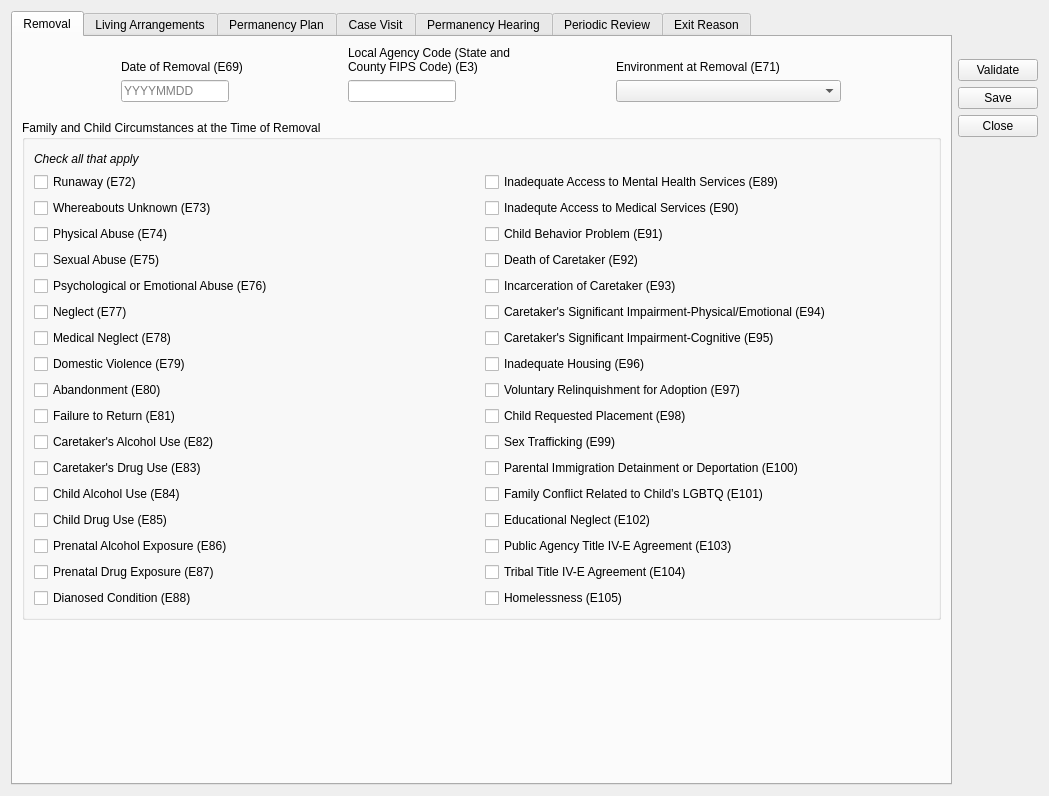
Old version of the form ui/ui_removal2020.ui in the repository zstamper/AFCARS-AXE.
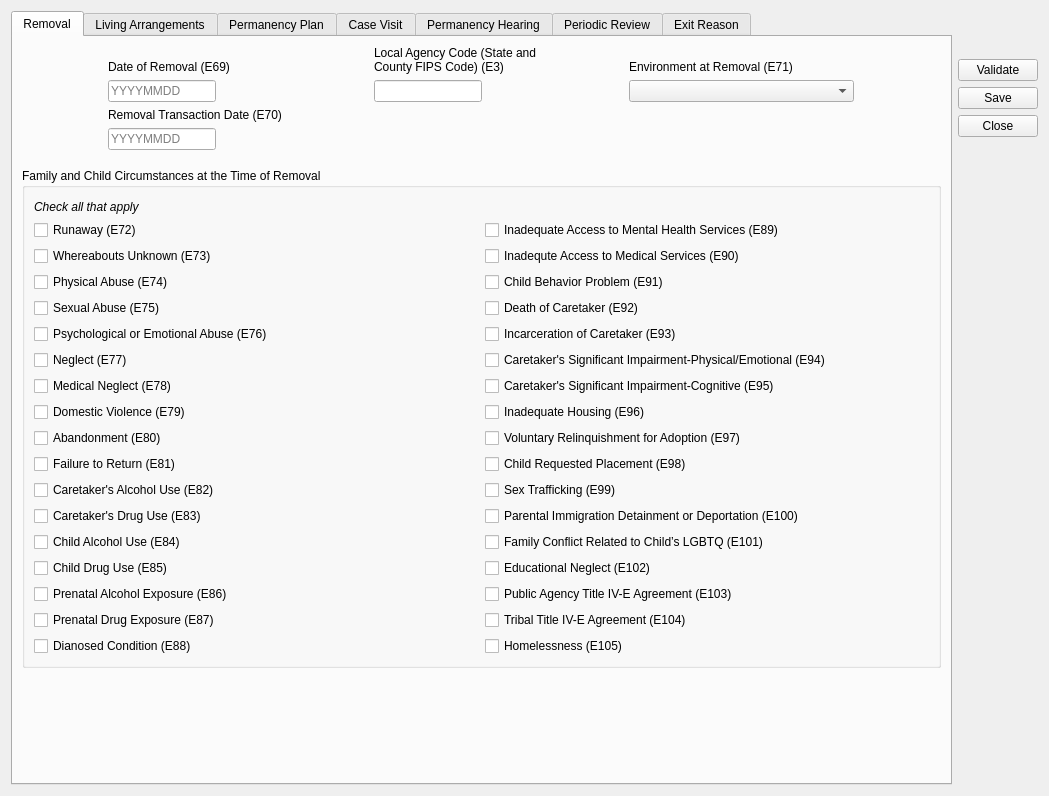
New version of the form.

Commit message: issue - add support for e70

```diff
--- a/ui/ui_removal2020.ui
+++ b/ui/ui_removal2020.ui
@@ -40,83 +40,6 @@
          <property name="verticalSpacing">
           <number>6</number>
          </property>
-         <item row="0" column="0">
-          <widget class="QLabel" name="label">
-           <property name="maximumSize">
-            <size>
-             <width>16777215</width>
-             <height>16777215</height>
-            </size>
-           </property>
-           <property name="text">
-            <string>Date of Removal (E69)</string>
-           </property>
-           <property name="alignment">
-            <set>Qt::AlignBottom|Qt::AlignLeading|Qt::AlignLeft</set>
-           </property>
-          </widget>
-         </item>
-         <item row="0" column="1">
-          <widget class="QLabel" name="label_2">
-           <property name="text">
-            <string>Local Agency Code (State and&lt;br/&gt;County FIPS Code) (E3)</string>
-           </property>
-           <property name="alignment">
-            <set>Qt::AlignBottom|Qt::AlignLeading|Qt::AlignLeft</set>
-           </property>
-          </widget>
-         </item>
-         <item row="0" column="2">
-          <widget class="QLabel" name="label_3">
-           <property name="text">
-            <string>Environment at Removal (E71)</string>
-           </property>
-           <property name="alignment">
-            <set>Qt::AlignBottom|Qt::AlignLeading|Qt::AlignLeft</set>
-           </property>
-          </widget>
-         </item>
-         <item row="1" column="0">
-          <widget class="QLineEdit" name="e69">
-           <property name="sizePolicy">
-            <sizepolicy hsizetype="Fixed" vsizetype="Fixed">
-             <horstretch>0</horstretch>
-             <verstretch>0</verstretch>
-            </sizepolicy>
-           </property>
-           <property name="maximumSize">
-            <size>
-             <width>16777215</width>
-             <height>16777215</height>
-            </size>
-           </property>
-           <property name="inputMask">
-            <string/>
-           </property>
-           <property name="maxLength">
-            <number>8</number>
-           </property>
-           <property name="placeholderText">
-            <string>YYYYMMDD</string>
-           </property>
-          </widget>
-         </item>
-         <item row="1" column="1">
-          <widget class="QLineEdit" name="e3">
-           <property name="sizePolicy">
-            <sizepolicy hsizetype="Fixed" vsizetype="Fixed">
-             <horstretch>0</horstretch>
-             <verstretch>0</verstretch>
-            </sizepolicy>
-           </property>
-           <property name="inputMask">
-            <string/>
-           </property>
-           <property name="maxLength">
-            <number>5</number>
-           </property>
-          </widget>
-         </item>
          <item row="1" column="2">
           <widget class="QComboBox" name="e71">
            <property name="sizePolicy">
@@ -168,6 +91,106 @@
            </item>
           </widget>
          </item>
+         <item row="0" column="1">
+          <widget class="QLabel" name="e3_label">
+           <property name="text">
+            <string>Local Agency Code (State and&lt;br/&gt;County FIPS Code) (E3)</string>
+           </property>
+           <property name="alignment">
+            <set>Qt::AlignBottom|Qt::AlignLeading|Qt::AlignLeft</set>
+           </property>
+          </widget>
+         </item>
+         <item row="0" column="0">
+          <widget class="QLabel" name="e69_label">
+           <property name="maximumSize">
+            <size>
+             <width>16777215</width>
+             <height>16777215</height>
+            </size>
+           </property>
+           <property name="text">
+            <string>Date of Removal (E69)</string>
+           </property>
+           <property name="alignment">
+            <set>Qt::AlignBottom|Qt::AlignLeading|Qt::AlignLeft</set>
+           </property>
+          </widget>
+         </item>
+         <item row="1" column="0">
+          <widget class="QLineEdit" name="e69">
+           <property name="sizePolicy">
+            <sizepolicy hsizetype="Fixed" vsizetype="Fixed">
+             <horstretch>0</horstretch>
+             <verstretch>0</verstretch>
+            </sizepolicy>
+           </property>
+           <property name="maximumSize">
+            <size>
+             <width>16777215</width>
+             <height>16777215</height>
+            </size>
+           </property>
+           <property name="inputMask">
+            <string/>
+           </property>
+           <property name="maxLength">
+            <number>8</number>
+           </property>
+           <property name="placeholderText">
+            <string>YYYYMMDD</string>
+           </property>
+          </widget>
+         </item>
+         <item row="0" column="2">
+          <widget class="QLabel" name="e71_label">
+           <property name="text">
+            <string>Environment at Removal (E71)</string>
+           </property>
+           <property name="alignment">
+            <set>Qt::AlignBottom|Qt::AlignLeading|Qt::AlignLeft</set>
+           </property>
+          </widget>
+         </item>
+         <item row="1" column="1">
+          <widget class="QLineEdit" name="e3">
+           <property name="sizePolicy">
+            <sizepolicy hsizetype="Fixed" vsizetype="Fixed">
+             <horstretch>0</horstretch>
+             <verstretch>0</verstretch>
+            </sizepolicy>
+           </property>
+           <property name="inputMask">
+            <string/>
+           </property>
+           <property name="maxLength">
+            <number>5</number>
+           </property>
+          </widget>
+         </item>
+         <item row="2" column="0">
+          <widget class="QLabel" name="e70_label">
+           <property name="text">
+            <string>Removal Transaction Date (E70)</string>
+           </property>
+          </widget>
+         </item>
+         <item row="3" column="0">
+          <widget class="QLineEdit" name="e70">
+           <property name="sizePolicy">
+            <sizepolicy hsizetype="Fixed" vsizetype="Fixed">
+             <horstretch>0</horstretch>
+             <verstretch>0</verstretch>
+            </sizepolicy>
+           </property>
+           <property name="maxLength">
+            <number>8</number>
+           </property>
+           <property name="placeholderText">
+            <string>YYYYMMDD</string>
+           </property>
+          </widget>
+         </item>
         </layout>
        </item>
        <item>
```
Left out of the diff: 35 changed lines with no effect on the pictures. The commit also changes 2 other files.
